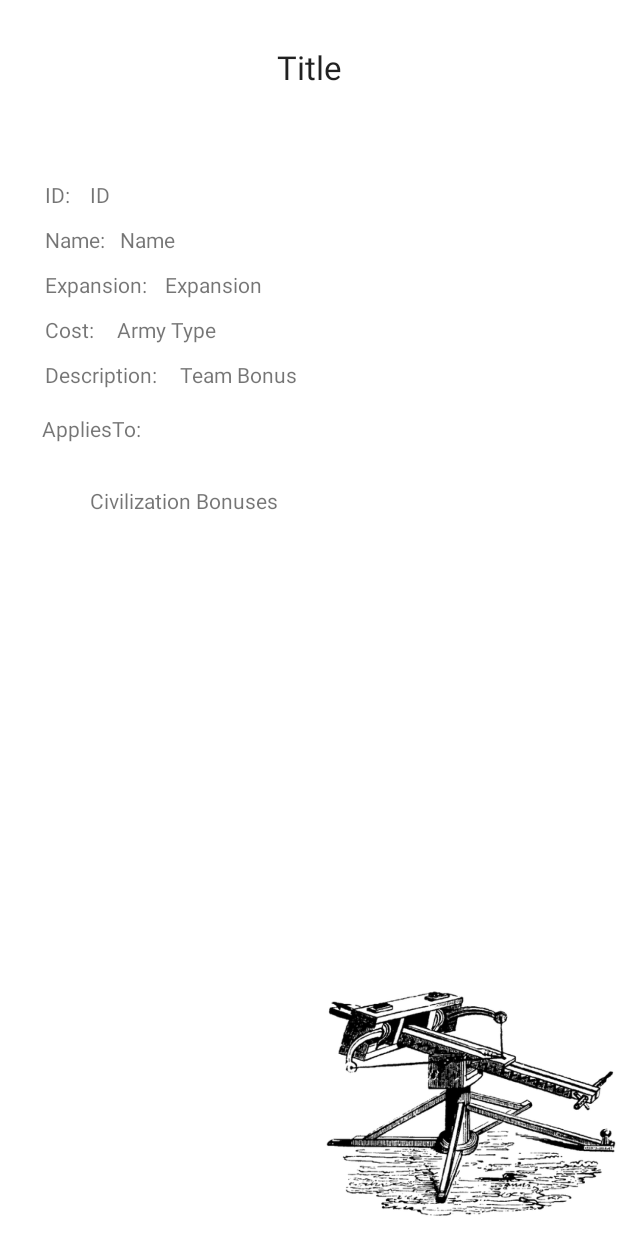
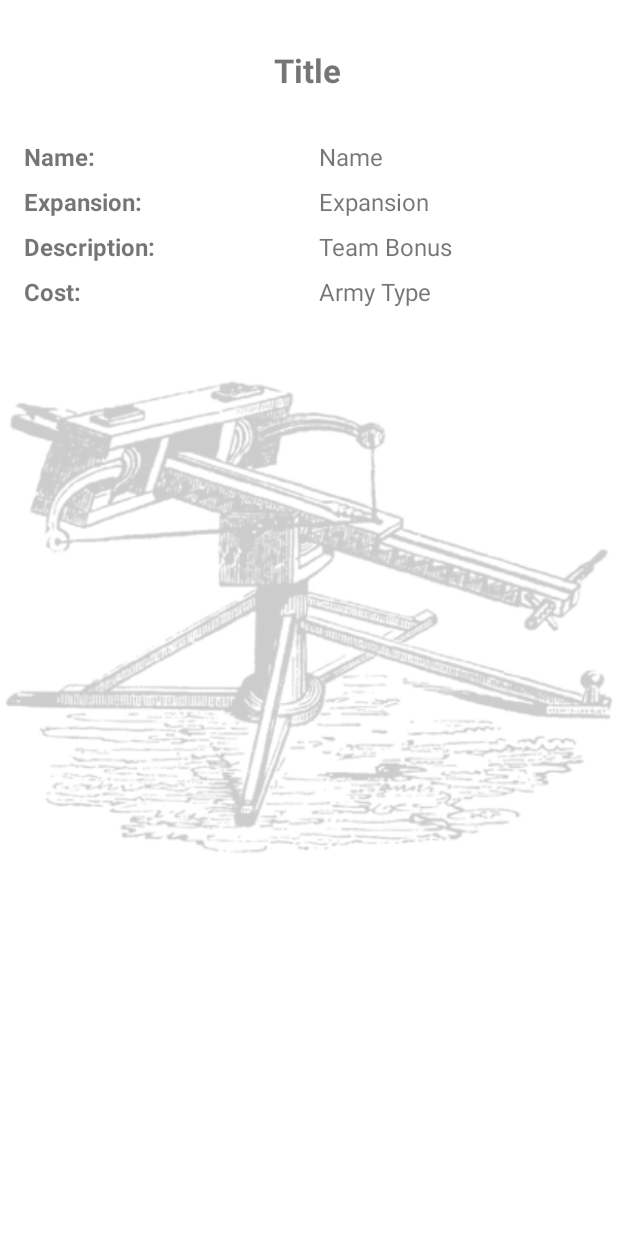
Before and after one commit to sAleksander/age-of-empires-wiki-POLSL, an Android app: the layout fragment_technology_details.xml on its own in the app's theme, with its tools: preview values and no code run, on a phone screen of 412 x 824 dp. Run offline under Robolectric (Android 15) with nearby library versions, the phone set to English and light mode, and no system bars.

Commit message:
Refactor TechnologyDetail view

```diff
--- a/app/src/main/java/com/example/age_of_empires_wiki_polsl/ui/technologies/details/TechnologyDetailsFragment.kt
+++ b/app/src/main/java/com/example/age_of_empires_wiki_polsl/ui/technologies/details/TechnologyDetailsFragment.kt
@@ -8,6 +8,8 @@ import android.view.ViewGroup
 import android.widget.TextView
 import androidx.lifecycle.ViewModelProvider
 import com.example.age_of_empires_wiki_polsl.R
+import com.example.age_of_empires_wiki_polsl.TempDatabase.ApiClasses.TechnologyCost
+import com.example.age_of_empires_wiki_polsl.TempDatabase.ApiClasses.UnitCost
 import com.example.age_of_empires_wiki_polsl.ui.technologies.TechnologyViewModel
 
 class TechnologyDetailsFragment : Fragment() {
@@ -24,23 +26,23 @@ class TechnologyDetailsFragment : Fragment() {
         val model = viewModel.currentTechnology!!
 
         view.findViewById<TextView>(R.id.textViewTitle).text = model.name
-        view.findViewById<TextView>(R.id.textViewCivilizationID).text = model.id.toString()
         view.findViewById<TextView>(R.id.textViewCivilizationName).text = model.name
         view.findViewById<TextView>(R.id.textViewCivilizationExpansion).text = model.expansion
-        view.findViewById<TextView>(R.id.textViewCivilizationArmyType).text = "food: " +model.cost.food+ " gold: " +model.cost.gold+ " stone: " +model.cost.stone+ " wood: " +model.cost.wood
+        view.findViewById<TextView>(R.id.textViewCivilizationArmyType).text = technologyCostToString(model.cost)
         view.findViewById<TextView>(R.id.textViewCivilizationTeamBonus).text = model.description
-        view.findViewById<TextView>(R.id.textViewCivilizationCivilizationBonus).text = getBonuses(model.appliesTo!!)
 
         return view
     }
 
-    private fun getBonuses(bonuses: List<String>): String {
-        var result: String = ""
-
-        bonuses.forEach {
-            result += "- " + it + "\n"
-        }
-
-        return result
+    private fun technologyCostToString(techCost : TechnologyCost?) : String {
+        if(techCost == null) return "-"
+        var outputString = ""
+        if(techCost.enemyVillager != null) outputString += "Enemy Villager: ${techCost.enemyVillager}\n"
+        if(techCost.food != null) outputString += "Food: ${techCost.food}\n"
+        if(techCost.gold != null) outputString += "Gold: ${techCost.gold}\n"
+        if(techCost.wood != null) outputString += "Wood: ${techCost.wood}\n"
+        if(techCost.stone != null) outputString += "Stone: ${techCost.stone}"
+        outputString = outputString.trim()
+        return if(outputString == "")  "-" else outputString
     }
 }
--- a/app/src/main/res/layout/fragment_technology_details.xml
+++ b/app/src/main/res/layout/fragment_technology_details.xml
@@ -7,155 +7,139 @@
     android:layout_height="match_parent"
     tools:context=".ui.technologies.list.TechnologyListFragment">
 
-    <TextView
-        android:id="@+id/txtName"
-        android:layout_width="wrap_content"
-        android:layout_height="wrap_content"
-        android:layout_marginStart="30dp"
-        android:layout_marginTop="150dp"
-        android:text="Name:"
+    <ImageView
+        android:id="@+id/imageView2"
+        android:layout_width="fill_parent"
+        android:layout_height="fill_parent"
+        android:src="@drawable/_f6b44378716486980152197c22db0a2"
+        android:alpha="0.2"
+        app:layout_constraintBottom_toBottomOf="parent"
+        app:layout_constraintEnd_toEndOf="parent"
+        app:layout_constraintHorizontal_bias="1.0"
         app:layout_constraintStart_toStartOf="parent"
-        app:layout_constraintTop_toTopOf="parent" />
-
-    <TextView
-        android:id="@+id/txtArmyType"
-        android:layout_width="wrap_content"
-        android:layout_height="wrap_content"
-        android:layout_marginStart="30dp"
-        android:layout_marginTop="210dp"
-        android:text="Cost:"
-        app:layout_constraintStart_toStartOf="parent"
-        app:layout_constraintTop_toTopOf="parent" />
-
-    <TextView
-        android:id="@+id/txtTeamBonus"
-        android:layout_width="wrap_content"
-        android:layout_height="wrap_content"
-        android:layout_marginStart="30dp"
-        android:layout_marginTop="240dp"
-        android:text="Description:"
-        app:layout_constraintStart_toStartOf="parent"
-        app:layout_constraintTop_toTopOf="parent" />
-
-    <TextView
-        android:id="@+id/txtCivilizationBonus"
-        android:layout_width="wrap_content"
-        android:layout_height="wrap_content"
-        android:layout_marginStart="28dp"
-        android:layout_marginTop="276dp"
-        android:text="AppliesTo:"
-        app:layout_constraintStart_toStartOf="parent"
-        app:layout_constraintTop_toTopOf="parent" />
-
-    <TextView
-        android:id="@+id/txtExpansion"
-        android:layout_width="wrap_content"
-        android:layout_height="wrap_content"
-        android:layout_marginStart="30dp"
-        android:layout_marginTop="180dp"
-        android:text="Expansion: "
-        app:layout_constraintStart_toStartOf="parent"
-        app:layout_constraintTop_toTopOf="parent" />
+        app:layout_constraintVertical_bias="0.995" />
 
     <TextView
         android:id="@+id/textViewTitle"
         android:layout_width="wrap_content"
         android:layout_height="wrap_content"
-        android:layout_marginStart="100dp"
-        android:layout_marginTop="30dp"
-        android:layout_marginEnd="100dp"
-        android:layout_weight="1"
+        android:layout_marginTop="32dp"
         android:text="Title"
-        android:textAppearance="@style/TextAppearance.AppCompat.Large"
-        app:layout_constraintEnd_toEndOf="parent"
-        app:layout_constraintStart_toStartOf="parent"
+        android:textSize="22sp"
+        android:textStyle="bold"
+        app:layout_constraintEnd_toStartOf="@+id/guideline"
+        app:layout_constraintStart_toStartOf="@+id/guideline"
         app:layout_constraintTop_toTopOf="parent" />
 
     <TextView
-        android:id="@+id/txtID"
-        android:layout_width="wrap_content"
+        android:id="@+id/txtName"
+        android:layout_width="0dp"
         android:layout_height="wrap_content"
-        android:layout_marginStart="30dp"
-        android:layout_marginTop="120dp"
-        android:text="ID:"
+        android:layout_marginStart="16dp"
+        android:layout_marginEnd="8dp"
+        android:text="Name:"
+        android:textSize="16sp"
+        android:textStyle="bold"
+        app:layout_constraintEnd_toStartOf="@+id/guideline"
         app:layout_constraintStart_toStartOf="parent"
-        app:layout_constraintTop_toTopOf="parent" />
-
-    <TextView
-        android:id="@+id/textViewCivilizationID"
-        android:layout_width="wrap_content"
-        android:layout_height="wrap_content"
-        android:layout_marginStart="30dp"
-        android:layout_marginTop="120dp"
-        android:text="ID"
-        app:layout_constraintStart_toStartOf="@id/txtID"
-        app:layout_constraintTop_toTopOf="parent" />
+        app:layout_constraintTop_toTopOf="@+id/textViewCivilizationName" />
 
     <TextView
         android:id="@+id/textViewCivilizationName"
-        android:layout_width="wrap_content"
+        android:layout_width="0dp"
         android:layout_height="wrap_content"
-        android:layout_marginStart="50dp"
-        android:layout_marginTop="150dp"
+        android:layout_marginStart="8dp"
+        android:layout_marginTop="32dp"
+        android:layout_marginEnd="16dp"
         android:text="Name"
-        app:layout_constraintStart_toStartOf="@id/txtName"
-        app:layout_constraintTop_toTopOf="parent" />
+        android:textSize="16sp"
+        app:layout_constraintEnd_toEndOf="parent"
+        app:layout_constraintStart_toStartOf="@id/guideline"
+        app:layout_constraintTop_toBottomOf="@id/textViewTitle" />
+
+    <TextView
+        android:id="@+id/txtExpansion"
+        android:layout_width="0dp"
+        android:layout_height="wrap_content"
+        android:layout_marginStart="16dp"
+        android:layout_marginEnd="8dp"
+        android:text="Expansion:"
+        android:textSize="16sp"
+        android:textStyle="bold"
+        app:layout_constraintEnd_toStartOf="@+id/guideline"
+        app:layout_constraintStart_toStartOf="parent"
+        app:layout_constraintTop_toTopOf="@id/textViewCivilizationExpansion" />
+
+    <TextView
+        android:id="@+id/textViewCivilizationExpansion"
+        android:layout_width="0dp"
+        android:layout_height="wrap_content"
+        android:layout_marginStart="8dp"
+        android:layout_marginTop="8dp"
+        android:layout_marginEnd="16dp"
+        android:text="Expansion"
+        android:textSize="16sp"
+        app:layout_constraintEnd_toEndOf="parent"
+        app:layout_constraintStart_toStartOf="@+id/guideline"
+        app:layout_constraintTop_toBottomOf="@id/textViewCivilizationName" />
+
+    <TextView
+        android:id="@+id/txtTeamBonus"
+        android:layout_width="0dp"
+        android:layout_height="wrap_content"
+        android:layout_marginStart="16dp"
+        android:layout_marginEnd="8dp"
+        android:text="Description:"
+        android:textSize="16sp"
+        android:textStyle="bold"
+        app:layout_constraintEnd_toStartOf="@+id/guideline"
+        app:layout_constraintStart_toStartOf="parent"
+        app:layout_constraintTop_toTopOf="@id/textViewCivilizationTeamBonus" />
+
+    <TextView
+        android:id="@+id/textViewCivilizationTeamBonus"
+        android:layout_width="0dp"
+        android:layout_height="wrap_content"
+        android:layout_marginStart="8dp"
+        android:layout_marginTop="8dp"
+        android:layout_marginEnd="16dp"
+        android:text="Team Bonus"
+        android:textSize="16sp"
+        app:layout_constraintEnd_toEndOf="parent"
+        app:layout_constraintStart_toStartOf="@+id/guideline"
+        app:layout_constraintTop_toBottomOf="@id/textViewCivilizationExpansion" />
+
+    <TextView
+        android:id="@+id/txtArmyType"
+        android:layout_width="0dp"
+        android:layout_height="wrap_content"
+        android:layout_marginStart="16dp"
+        android:layout_marginEnd="8dp"
+        android:text="Cost:"
+        android:textSize="16sp"
+        android:textStyle="bold"
+        app:layout_constraintEnd_toStartOf="@+id/guideline"
+        app:layout_constraintStart_toStartOf="parent"
+        app:layout_constraintTop_toTopOf="@id/textViewCivilizationArmyType" />
 
     <TextView
         android:id="@+id/textViewCivilizationArmyType"
+        android:layout_width="0dp"
+        android:layout_height="wrap_content"
+        android:layout_marginStart="8dp"
+        android:layout_marginTop="8dp"
+        android:layout_marginEnd="16dp"
+        android:text="Army Type"
+        android:textSize="16sp"
+        app:layout_constraintEnd_toEndOf="parent"
+        app:layout_constraintStart_toStartOf="@+id/guideline"
+        app:layout_constraintTop_toBottomOf="@id/textViewCivilizationTeamBonus" />
+
+    <androidx.constraintlayout.widget.Guideline
+        android:id="@+id/guideline"
         android:layout_width="wrap_content"
         android:layout_height="wrap_content"
-        android:layout_marginStart="48dp"
-        android:layout_marginTop="210dp"
-        android:text="Army Type"
-        app:layout_constraintStart_toStartOf="@id/txtArmyType"
-        app:layout_constraintTop_toTopOf="parent" />
-
-    <TextView
-        android:id="@+id/textViewCivilizationTeamBonus"
-        android:layout_width="wrap_content"
-        android:layout_height="wrap_content"
-        android:layout_marginStart="90dp"
-        android:layout_marginTop="240dp"
-        android:text="Team Bonus"
-        app:layout_constraintStart_toStartOf="@id/txtTeamBonus"
-        app:layout_constraintTop_toTopOf="parent" />
-
-    <TextView
-        android:id="@+id/textViewCivilizationCivilizationBonus"
-        android:layout_width="0dp"
-        android:layout_height="wrap_content"
-        android:layout_marginStart="30dp"
-        android:layout_marginTop="324dp"
-        android:layout_marginEnd="10dp"
-        android:ellipsize="none"
-        android:scrollHorizontally="false"
-        android:text="Civilization Bonuses"
-        app:layout_constraintEnd_toEndOf="parent"
-        app:layout_constraintHorizontal_bias="0.0"
-        app:layout_constraintStart_toStartOf="@id/txtTeamBonus"
-        app:layout_constraintTop_toTopOf="parent" />
-
-    <TextView
-        android:id="@+id/textViewCivilizationExpansion"
-        android:layout_width="wrap_content"
-        android:layout_height="wrap_content"
-        android:layout_marginStart="80dp"
-        android:layout_marginTop="180dp"
-        android:text="Expansion"
-        app:layout_constraintStart_toStartOf="@id/txtExpansion"
-        app:layout_constraintTop_toTopOf="parent" />
-
-    <ImageView
-        android:id="@+id/imageView2"
-        android:layout_width="196dp"
-        android:layout_height="173dp"
-        android:src="@drawable/_f6b44378716486980152197c22db0a2"
-        app:layout_constraintBottom_toBottomOf="parent"
-        app:layout_constraintEnd_toEndOf="parent"
-        app:layout_constraintHorizontal_bias="1.0"
-        app:layout_constraintStart_toStartOf="parent"
-        app:layout_constraintTop_toBottomOf="@+id/textViewCivilizationCivilizationBonus"
-        app:layout_constraintVertical_bias="0.995" />
+        android:orientation="vertical"
+        app:layout_constraintGuide_begin="205dp" />
 
 </androidx.constraintlayout.widget.ConstraintLayout>
```
